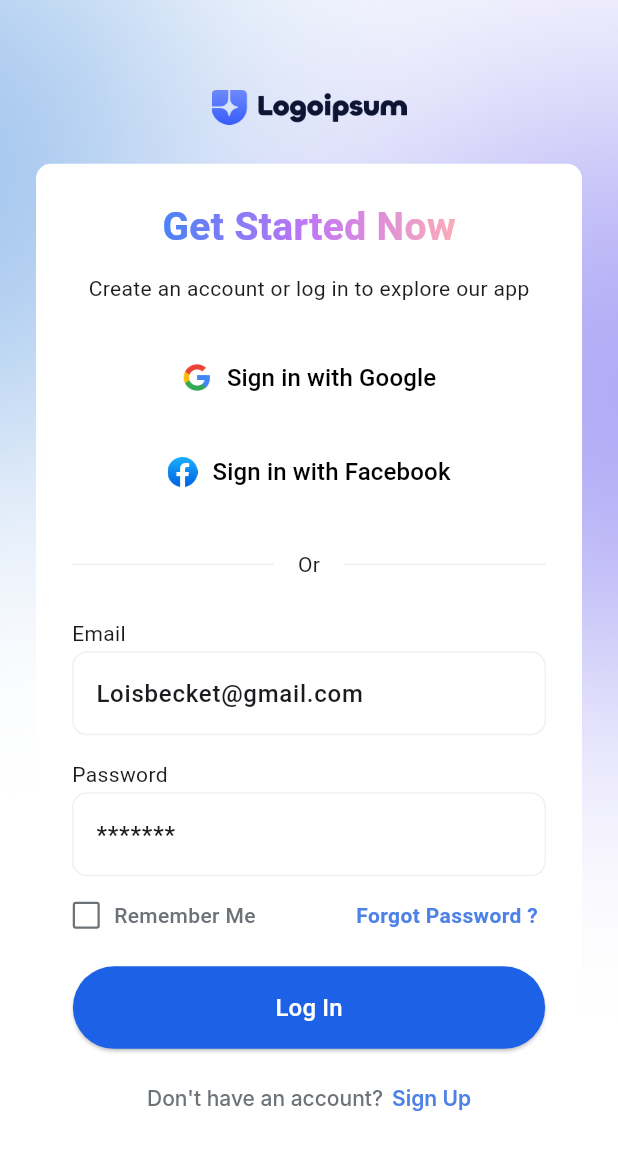
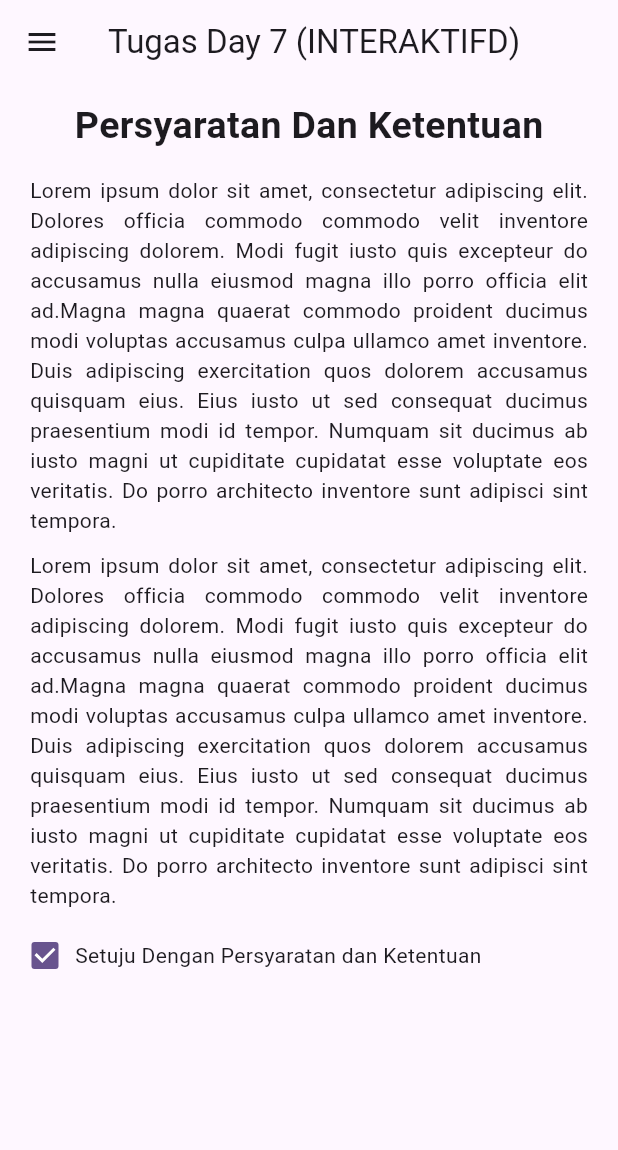
Before and after one commit to ShineyVamp/PPKD_Tugas_Dan_Materi, a Flutter app: the screen it shows after launch, on a phone screen of 412 x 824 dp. Shown: the top 1150 px of the screen. Run offline on Flutter 3.47's test engine with Material 3 defaults, Android fonts, the phone set to English and light mode, and no system bars; drawn by our look-alikes of simple_gradient_text; our stand-ins replace shimmer_animation; missing offline and left inert: control_style; Roboto replaces fonts that are missing (Inter, inter).

Commit message:
materi hari ini dan pengerjaan tugas 7

```diff
--- /dev/null
+++ b/hari6-17/flutterday6/lib/TugasFlutter/tugas7flutter.dart
@@ -0,0 +1,73 @@
+import 'package:flutter/material.dart';
+import 'package:flutterday6/TugasFlutter/tugas7page/syaratdanketentuan.dart';
+import 'package:flutterday6/TugasFlutter/tugas7page/tema.dart';
+import 'package:flutterday6/extension/navigation.dart';
+
+class Tugas7flutter extends StatefulWidget {
+  const Tugas7flutter({super.key});
+
+  @override
+  State<Tugas7flutter> createState() => _Tugas7flutterState();
+}
+
+class _Tugas7flutterState extends State<Tugas7flutter> {
+  int _selectedButton = 0;
+  int angka = 0;
+  void changebutton(int index) {
+    _selectedButton = index;
+    setState(() {});
+    context.pop();
+  }
+
+  final List<Widget> _widgetOptions = [Syaratdanketentuan(), GantiTema()];
+  @override
+  Widget build(BuildContext context) {
+    return Scaffold(
+      appBar: AppBar(
+        title: Text("Tugas Day 7 (INTERAKTIFD)"),
+        centerTitle: true,
+      ),
+      drawer: Drawer(
+        child: ListView(
+          children: [
+            Container(
+              padding: EdgeInsets.symmetric(vertical: 10),
+              height: 70,
+              child: Padding(
+                padding: const EdgeInsets.symmetric(horizontal: 20.0),
+                child: Column(
+                  crossAxisAlignment: CrossAxisAlignment.start,
+                  children: [
+                    Text(
+                      "Menu",
+                      style: TextStyle(
+                        fontSize: 30,
+                        fontWeight: FontWeight.bold,
+                      ),
+                    ),
+                  ],
+                ),
+              ),
+            ),
+            listMenu(Icons.edit_document, "Persyaratan dan Ketentuan"),
+            listMenu(Icons.light_mode, "Ganti Tema"),
+            listMenu(Icons.trolley, "Kategori Produk"),
+            listMenu(Icons.date_range, "Pilih Tanggal"),
+            listMenu(Icons.notifications, "Atur Pengingat"),
+          ],
+        ),
+      ),
+      body: _widgetOptions.elementAt(_selectedButton),
+    );
+  }
+
+  ListTile listMenu(IconData icon, String teks) {
+    return ListTile(
+      leading: Icon(icon),
+      title: Text(teks),
+      onTap: () {
+        changebutton(angka);
+      },
+    );
+  }
+}
--- /dev/null
+++ b/hari6-17/flutterday6/lib/TugasFlutter/tugas7page/syaratdanketentuan.dart
@@ -0,0 +1,80 @@
+import 'package:flutter/material.dart';
+
+class Syaratdanketentuan extends StatefulWidget {
+  const Syaratdanketentuan({super.key});
+
+  @override
+  State<Syaratdanketentuan> createState() => _SyaratdanketentuanState();
+}
+
+class _SyaratdanketentuanState extends State<Syaratdanketentuan> {
+  bool isChecked = true;
+  @override
+  Widget build(BuildContext context) {
+    return Scaffold(
+      body: Padding(
+        padding: const EdgeInsets.symmetric(horizontal: 20, vertical: 10),
+        child: Column(
+          crossAxisAlignment: CrossAxisAlignment.start,
+          children: [
+            Center(
+              child: Text(
+                "Persyaratan Dan Ketentuan",
+                style: TextStyle(fontSize: 25, fontWeight: FontWeight.bold),
+              ),
+            ),
+            SizedBox(height: 15),
+            Text(
+              "Lorem ipsum dolor sit amet, consectetur adipiscing elit."
+              " Dolores officia commodo commodo velit inventore adipiscing dolorem. "
+              " Modi fugit iusto quis excepteur do accusamus nulla eiusmod magna illo porro officia elit ad."
+              "Magna magna quaerat commodo proident ducimus modi voluptas accusamus culpa ullamco amet inventore. "
+              " Duis adipiscing exercitation quos dolorem accusamus quisquam eius. Eius iusto ut sed consequat ducimus "
+              "praesentium modi id tempor. Numquam sit ducimus ab iusto magni ut cupiditate cupidatat esse voluptate eos "
+              "veritatis. Do porro architecto inventore sunt adipisci sint tempora.",
+              textAlign: TextAlign.justify,
+            ),
+            SizedBox(height: 10),
+            Text(
+              "Lorem ipsum dolor sit amet, consectetur adipiscing elit."
+              " Dolores officia commodo commodo velit inventore adipiscing dolorem. "
+              " Modi fugit iusto quis excepteur do accusamus nulla eiusmod magna illo porro officia elit ad."
+              "Magna magna quaerat commodo proident ducimus modi voluptas accusamus culpa ullamco amet inventore. "
+              " Duis adipiscing exercitation quos dolorem accusamus quisquam eius. Eius iusto ut sed consequat ducimus "
+              "praesentium modi id tempor. Numquam sit ducimus ab iusto magni ut cupiditate cupidatat esse voluptate eos "
+              "veritatis. Do porro architecto inventore sunt adipisci sint tempora.",
+              textAlign: TextAlign.justify,
+            ),
+            SizedBox(height: 20),
+            Row(
+              children: [
+                SizedBox(
+                  width: 20,
+                  height: 20,
+                  child: Checkbox(
+                    value: isChecked,
+                    onChanged: (value) {
+                      setState(() {
+                        isChecked = !isChecked;
+                      });
+                    },
+                    materialTapTargetSize: MaterialTapTargetSize.padded,
+                  ),
+                ),
+                SizedBox(width: 10),
+                Text("Setuju Dengan Persyaratan dan Ketentuan"),
+              ],
+            ),
+            SizedBox(height: 10),
+            Text(
+              isChecked
+                  ? ""
+                  : "Untuk melanjutkan harus ceklis kotak persetujuan",
+              style: TextStyle(fontWeight: FontWeight.bold),
+            ),
+          ],
+        ),
+      ),
+    );
+  }
+}
--- a/hari6-17/flutterday6/lib/day_13/drawer.dart
+++ b/hari6-17/flutterday6/lib/day_13/drawer.dart
@@ -2,7 +2,7 @@
 import 'package:flutterday6/TugasFlutter/tugas3flutter.dart';
 import 'package:flutterday6/TugasFlutter/tugas4flutter.dart';
 import 'package:flutterday6/TugasFlutter/tugas5flutter.dart';
-import 'package:flutterday6/day_13/input_widget/checkbox.dart';
+import 'package:flutterday6/day_13/input_widget/input_widget.dart';
 import 'package:flutterday6/extension/navigation.dart';
 
 class DrawerDay13 extends StatefulWidget {
--- a/hari6-17/flutterday6/lib/main.dart
+++ b/hari6-17/flutterday6/lib/main.dart
@@ -1,8 +1,10 @@
 import 'package:flutter/material.dart';
-import 'package:flutterday6/TugasFlutter/tugas6flutter.dart';
+import 'package:flutterday6/TugasFlutter/tugas7flutter.dart';
 import 'package:flutterday6/day_13/drawer.dart';
+import 'package:intl/date_symbol_data_local.dart';
 
-void main() {
+void main() async {
+  await initializeDateFormatting("id_ID", null);
   runApp(const MyApp());
 }
 
@@ -36,7 +38,7 @@
       // PUSHNAMEWD
       initialRoute: "/",
       routes: {
-        "/": (context) => Tugas6Flutter(),
+        "/": (context) => Tugas7flutter(),
         "/grid": (context) => DrawerDay13(),
       },
       // home: Tugas6Flutter(),
--- a/hari6-17/flutterday6/pubspec.yaml
+++ b/hari6-17/flutterday6/pubspec.yaml
@@ -39,6 +39,7 @@
   shimmer_animation: ^2.2.2+1
   gradient_borders: ^1.0.4
   control_style: ^0.1.1
+  intl: ^0.20.3
 dev_dependencies:
   flutter_test:
     sdk: flutter
```
Also changed, not shown: hari6-17/flutterday6/lib/TugasFlutter/tugas7page/tema.dart (added, +15 -0 lines), hari6-17/flutterday6/lib/day_13/input_widget/checkbox.dart (deleted, +0 -31 lines), hari6-17/flutterday6/lib/day_13/input_widget/input_widget.dart (added, +177 -0 lines), hari6-17/flutterday6/assets/images/moon.png (added), hari6-17/flutterday6/assets/images/sun.png (added), hari6-17/flutterday6/pubspec.lock.
